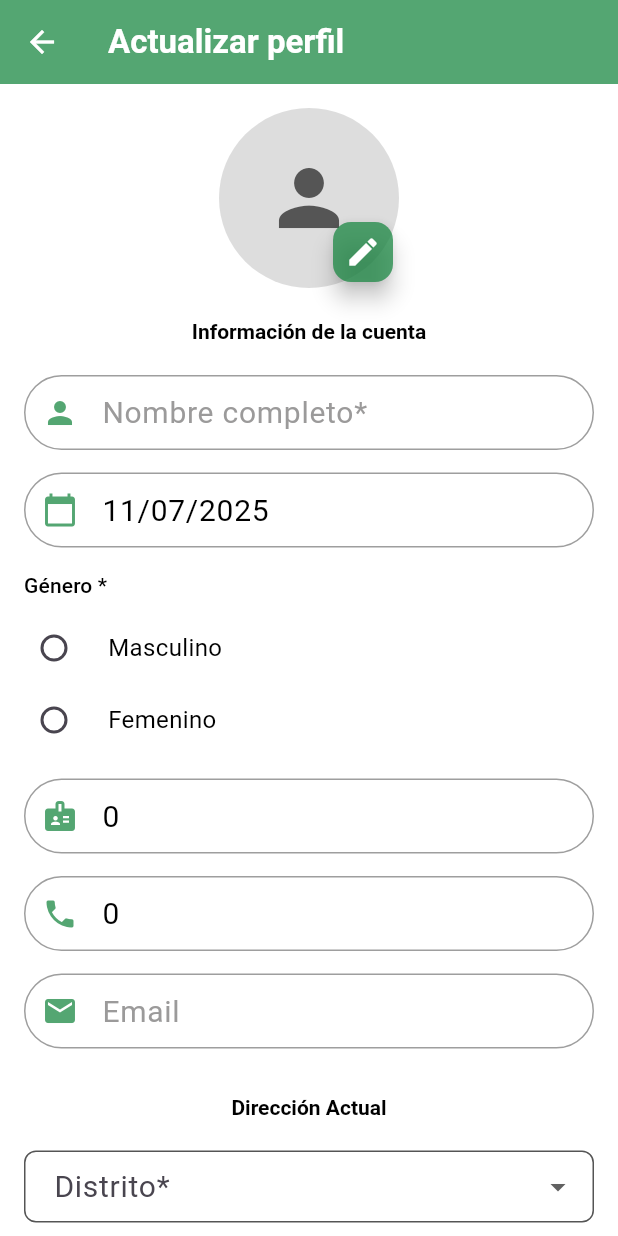
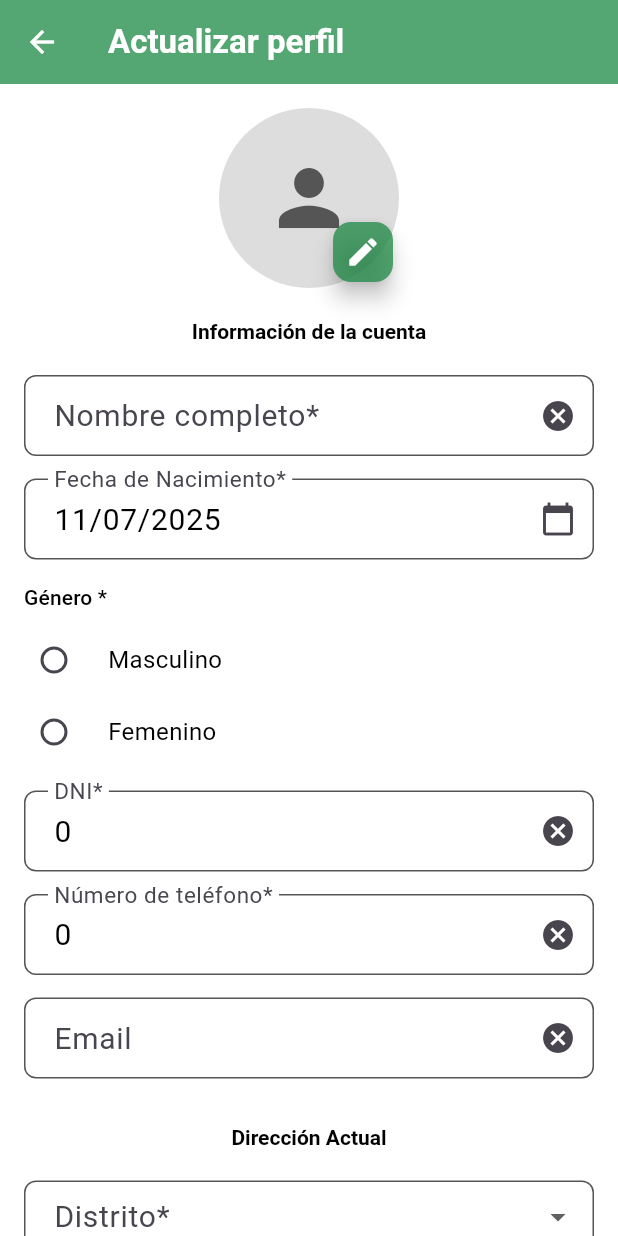
Before and after one commit to Reebotbrei/alertaLima, a Flutter app: the ProfileScreen screen opened by its route, on a phone screen of 412 x 824 dp. Run offline on Flutter 3.47's test engine with Material 3 defaults, Android fonts, the phone set to English and light mode, and no system bars; our stand-ins replace cloud_firestore, file_picker, firebase_auth, firebase_core, firebase_storage, geolocator and 3 more; missing offline and left inert: flutter_sound; accounts and stored records are empty.

Commit message:
tengo sueño :'v

```diff
--- a/lib/app/Objetitos/usuario.dart
+++ b/lib/app/Objetitos/usuario.dart
@@ -109,7 +109,7 @@ al actualizar el perfil del usuario*/
       dni: dni ?? this.dni,
       distrito: distrito ?? this.distrito,
       fechaNacimiento: fechaNacimiento ?? this.fechaNacimiento,
-      numeroTelefono: numeroTelefono ?? this.numeroTelefono,
+      numeroTelefono: numeroTelefono ?? numeroTelefono,
       genero: genero ?? this.genero,
       vecindario: vecindario ?? this.vecindario,
       provincia: provincia ?? this.provincia,
--- a/lib/app/widgets/app_text_field.dart
+++ b/lib/app/widgets/app_text_field.dart
@@ -11,7 +11,6 @@ class AppTextField extends StatelessWidget {
   final VoidCallback? onEyeTab;
   final FocusNode? focusNode;
   final int? maxLines;
-  final bool readOnly;
 
   const AppTextField({
     super.key,
@@ -24,7 +23,6 @@ class AppTextField extends StatelessWidget {
     this.onEyeTab,
     this.focusNode,
     this.maxLines = 1,
-    this.readOnly = false,
   });
 
   @override
@@ -35,7 +33,6 @@ class AppTextField extends StatelessWidget {
       obscureText: obscureText,
       keyboardType: keyboardType,
       maxLines: obscureText ? 1 : maxLines,
-      readOnly: readOnly,
       decoration: InputDecoration(
         border: OutlineInputBorder(borderRadius: BorderRadius.circular(30)),
         enabledBorder: OutlineInputBorder(
--- a/lib/app/widgets/profile_gender_widgets.dart
+++ /dev/null
@@ -1,54 +0,0 @@
-import 'package:flutter/material.dart';
-import 'package:alerta_lima/app/theme/app_colors.dart';
-import 'package:alerta_lima/features/profile/viewmodel/profile_viewmodel.dart';
-
-/// Widget para construir la sección de selección de género
-class ProfileGenderSelection extends StatelessWidget {
-  final ProfileViewmodel viewModel;
-  const ProfileGenderSelection({Key? key, required this.viewModel}) : super(key: key);
-
-  @override
-  Widget build(BuildContext context) {
-    return Column(
-      crossAxisAlignment: CrossAxisAlignment.start,
-      children: [
-        Text(
-          'Género *',
-          style: Theme.of(context).textTheme.titleSmall?.copyWith(color: AppColors.text),
-        ),
-        const SizedBox(height: 8),
-        Column(
-          crossAxisAlignment: CrossAxisAlignment.start,
-          children: const <Widget>[
-            _ProfileGenderOption(gender: 'Masculino'),
-            _ProfileGenderOption(gender: 'Femenino'),
-          ],
-        ),
-      ],
-    );
-  }
-}
-
-class _ProfileGenderOption extends StatelessWidget {
-  final String gender;
-  const _ProfileGenderOption({Key? key, required this.gender}) : super(key: key);
-
-  @override
-  Widget build(BuildContext context) {
-    final viewModel = (context.findAncestorWidgetOfExactType<ProfileGenderSelection>() as ProfileGenderSelection).viewModel;
-    return RadioListTile<String>(
-      title: Text(
-        gender,
-        style: Theme.of(context).textTheme.bodyMedium?.copyWith(color: AppColors.text),
-      ),
-      value: gender,
-      groupValue: viewModel.selectedGenero,
-      onChanged: (String? value) {
-        viewModel.selectedGenero = value;
-      },
-      activeColor: AppColors.primary,
-      dense: true,
-      contentPadding: EdgeInsets.zero,
-    );
-  }
-}
--- a/lib/features/profile/view/profile_screen.dart
+++ b/lib/features/profile/view/profile_screen.dart
@@ -4,8 +4,6 @@ import 'package:image_picker/image_picker.dart';
 import 'package:provider/provider.dart';
 import '../viewmodel/profile_viewmodel.dart';
 import '/app/theme/app_colors.dart';
-import 'package:alerta_lima/app/widgets/app_text_field.dart';
-import 'package:alerta_lima/app/widgets/profile_gender_widgets.dart';
 
 class ProfileScreen extends StatelessWidget {
   const ProfileScreen({super.key});
@@ -74,12 +72,15 @@ class ProfileScreen extends StatelessWidget {
                 const SizedBox(height: 20),
 
                 // Campo de Nombre completo
-                AppTextField(
+                _buildTextField(
+                  context,
                   controller: profileVM.nombreCompletoController,
-                  hintText: 'Nombre completo*',
+                  labelText: 'Nombre completo*',
                   keyboardType: TextInputType.name,
-                  maxLines: 1,
-                  icon: Icons.person,
+                  suffixIcon: IconButton(
+                    icon: const Icon(Icons.cancel),
+                    onPressed: () => profileVM.nombreCompletoController.clear(),
+                  ),
                 ),
                 const SizedBox(height: 15),
 
@@ -87,12 +88,12 @@ class ProfileScreen extends StatelessWidget {
                 GestureDetector(
                   onTap: () => profileVM.selectDateOfBirth(context),
                   child: AbsorbPointer(
-                    child: AppTextField(
+                    child: _buildTextField(
+                      context,
                       controller: profileVM.fechaNacimientoController,
-                      hintText: 'Fecha de Nacimiento*',
-                      keyboardType: TextInputType.datetime,
-                      icon: Icons.calendar_today,
-                      readOnly: true,
+                      labelText: 'Fecha de Nacimiento*',
+                      hintText: 'DD/MM/AAAA',
+                      suffixIcon: const Icon(Icons.calendar_today),
                     ),
                   ),
                 ),
@@ -101,38 +102,46 @@ class ProfileScreen extends StatelessWidget {
                 // Sección de Género
                 Align(
                   alignment: Alignment.centerLeft,
-                  child: ProfileGenderSelection(viewModel: profileVM),
+                  child: _buildGenderSelection(context, profileVM),
                 ),
                 const SizedBox(height: 15),
 
                 // Campo de Número de identificación (DNI)
-                AppTextField(
+                _buildTextField(
+                  context,
                   controller: profileVM.dniController,
-                  hintText: 'DNI*',
+                  labelText: 'DNI*',
                   keyboardType: TextInputType.number,
-                  maxLines: 1,
-                  icon: Icons.badge,
+                  suffixIcon: IconButton(
+                    icon: const Icon(Icons.cancel),
+                    onPressed: () => profileVM.dniController.clear(),
+                  ),
                 ),
                 const SizedBox(height: 15),
 
                 // Campo de Número de teléfono
-                AppTextField(
+                _buildTextField(
+                  context,
                   controller: profileVM.numeroTelefonoController,
-                  hintText: 'Número de teléfono*',
+                  labelText: 'Número de teléfono*',
                   keyboardType: TextInputType.phone,
-                  maxLines: 1,
-                  icon: Icons.phone,
+                  suffixIcon: IconButton(
+                    icon: const Icon(Icons.cancel),
+                    onPressed: () => profileVM.numeroTelefonoController.clear(),
+                  ),
                 ),
                 const SizedBox(height: 15),
 
                 // Campo de Email
-                AppTextField(
+                _buildTextField(
+                  context,
                   controller: profileVM.emailController,
-                  hintText: 'Email',
+                  labelText: 'Email',
                   keyboardType: TextInputType.emailAddress,
-                  maxLines: 1,
-                  icon: Icons.email,
-                  readOnly: true,
+                  suffixIcon: IconButton(
+                    icon: const Icon(Icons.cancel),
+                    onPressed: () => profileVM.emailController.clear(),
+                  ),
                 ),
                 const SizedBox(height: 30),
 
@@ -232,12 +241,17 @@ class ProfileScreen extends StatelessWidget {
                 const SizedBox(height: 15),
 
                 // Campo de Dirección detallada
-                AppTextField(
+                _buildTextField(
+                  context,
                   controller: profileVM.direccionDetalladaController,
-                  hintText: 'Dirección detallada',
+                  labelText: 'Dirección detallada',
                   keyboardType: TextInputType.streetAddress,
                   maxLines: 3,
-                  icon: Icons.home,
+                  suffixIcon: IconButton(
+                    icon: const Icon(Icons.cancel),
+                    onPressed: () =>
+                        profileVM.direccionDetalladaController.clear(),
+                  ),
                 ),
                 const SizedBox(height: 30),
 
@@ -317,4 +331,90 @@ class ProfileScreen extends StatelessWidget {
       profileVM.updateImage(image);
     }
   }
+
+  // Widget para construir un campo de texto reutilizable
+  Widget _buildTextField(
+    BuildContext context, {
+    required TextEditingController controller,
+    required String labelText,
+    String? hintText,
+    TextInputType keyboardType = TextInputType.text,
+    Widget? suffixIcon,
+    int? maxLines = 1,
+  }) {
+    return TextField(
+      controller: controller,
+      keyboardType: keyboardType,
+      maxLines: maxLines, // Se usa aquí
+      decoration: InputDecoration(
+        labelText: labelText,
+        hintText: hintText,
+        suffixIcon: suffixIcon,
+        border: OutlineInputBorder(borderRadius: BorderRadius.circular(8.0)),
+        enabledBorder: OutlineInputBorder(
+          borderRadius: BorderRadius.circular(8.0),
+          borderSide: BorderSide(color: AppColors.muted, width: 1.0),
+        ),
+        focusedBorder: OutlineInputBorder(
+          borderRadius: BorderRadius.circular(8.0),
+          borderSide: BorderSide(color: AppColors.primary, width: 2.0),
+        ),
+        filled: true,
+        fillColor: AppColors.background,
+      ),
+      style: TextStyle(color: AppColors.text),
+      cursorColor: AppColors.primary,
+    );
+  }
+
+  // Widget para construir la sección de selección de género
+  Widget _buildGenderSelection(
+    BuildContext context,
+    ProfileViewmodel viewModel,
+  ) {
+    return Column(
+      crossAxisAlignment: CrossAxisAlignment.start,
+      children: [
+        Text(
+          'Género *',
+          style: Theme.of(
+            context,
+          ).textTheme.titleSmall?.copyWith(color: AppColors.text),
+        ),
+        const SizedBox(height: 8),
+
+        Column(
+          crossAxisAlignment: CrossAxisAlignment.start,
+          children: <Widget>[
+            _buildGenderOption(context, viewModel, 'Masculino'),
+            _buildGenderOption(context, viewModel, 'Femenino'),
+          ],
+        ),
+      ],
+    );
+  }
+
+  // Widget auxiliar para construir cada opción de radio de género
+  Widget _buildGenderOption(
+    BuildContext context,
+    ProfileViewmodel viewModel,
+    String gender,
+  ) {
+    return RadioListTile<String>(
+      title: Text(
+        gender,
+        style: Theme.of(
+          context,
+        ).textTheme.bodyMedium?.copyWith(color: AppColors.text),
+      ),
+      value: gender,
+      groupValue: viewModel.selectedGenero,
+      onChanged: (String? value) {
+        viewModel.selectedGenero = value;
+      },
+      activeColor: AppColors.primary,
+      dense: true,
+      contentPadding: EdgeInsets.zero,
+    );
+  }
 }
--- a/lib/features/sos/viewmodel/sos_viewmodel.dart
+++ b/lib/features/sos/viewmodel/sos_viewmodel.dart
@@ -23,7 +23,7 @@ class SOSViewModel extends ChangeNotifier {
     final String cleanNumber = number.replaceAll(
       RegExp(r'\s+'),
       '',
-    ); // 🔽 Quitar espacios
+    ); //Quitar espacios
     final Uri uri = Uri(scheme: 'tel', path: cleanNumber);
 
     try {
```
Also changed, not shown: lib/features/dashboard/view/home_screen.dart (+35 -21 lines), lib/features/profile/Model/profile_model.dart (+4 -4 lines), lib/features/profile/viewmodel/profile_viewmodel.dart (+24 -26 lines).
